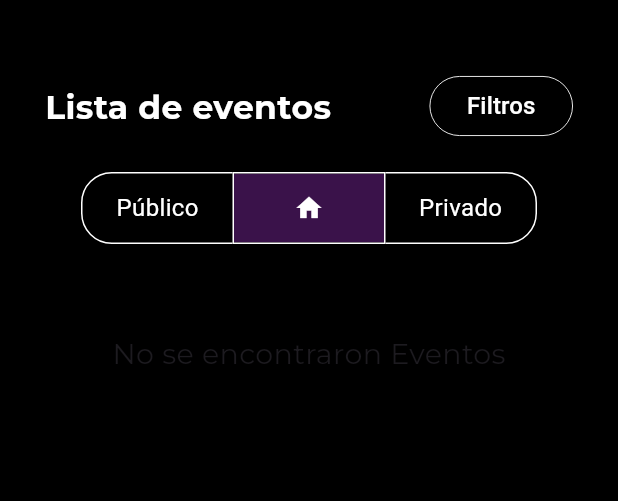
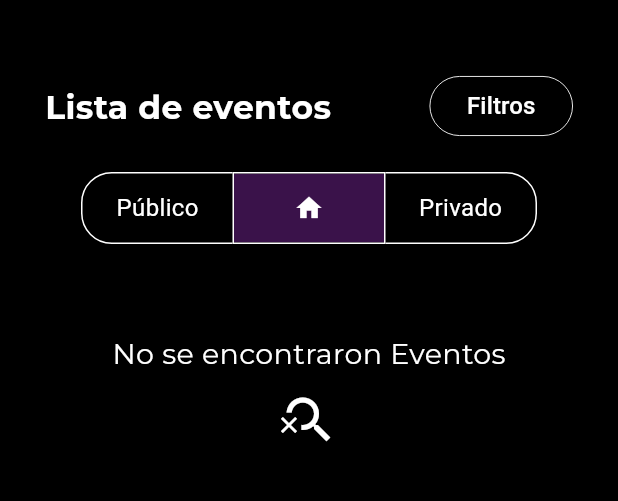
Before and after one commit to dcsan919/digital-event-hub, a Flutter app: the ListEvent screen opened directly with empty values, on a phone screen of 412 x 824 dp, the part 110-611 px from its top. Run offline on Flutter 3.47's test engine with Material 3 defaults, Android fonts, the phone set to English and light mode, and no system bars; our stand-ins replace dio, dotted_border, geolocator, google_fonts, google_maps_flutter, icons_plus and 7 more; missing offline and left inert: flutter_polyline_points, flutter_stripe; accounts and stored records are empty; network calls fail.

Commit message:
definitivo y ultimo

```diff
--- a/lib/UI/widgets/noEvents.dart
+++ b/lib/UI/widgets/noEvents.dart
@@ -1,5 +1,6 @@
 import 'package:flutter/material.dart';
 import 'package:google_fonts/google_fonts.dart';
+import '../themes/cambiar_modo.dart';
 
 Widget noEvents(String text, IconData icon) {
   return Center(
@@ -9,13 +10,16 @@ Widget noEvents(String text, IconData icon) {
           SizedBox(
             height: 20,
           ),
-          Text(text, style: GoogleFonts.montserrat(fontSize: 19)),
+          Text(text,
+              style: GoogleFonts.montserrat(
+                  fontSize: 19, color: modoFondo ? white : black)),
           SizedBox(
             height: 10,
           ),
           Icon(
             icon,
             size: 40,
+            color: modoFondo ? white : black,
           ),
         ],
       ),
```
Also changed, not shown: lib/UI/screens/comentarios.dart (+10 -8 lines).
